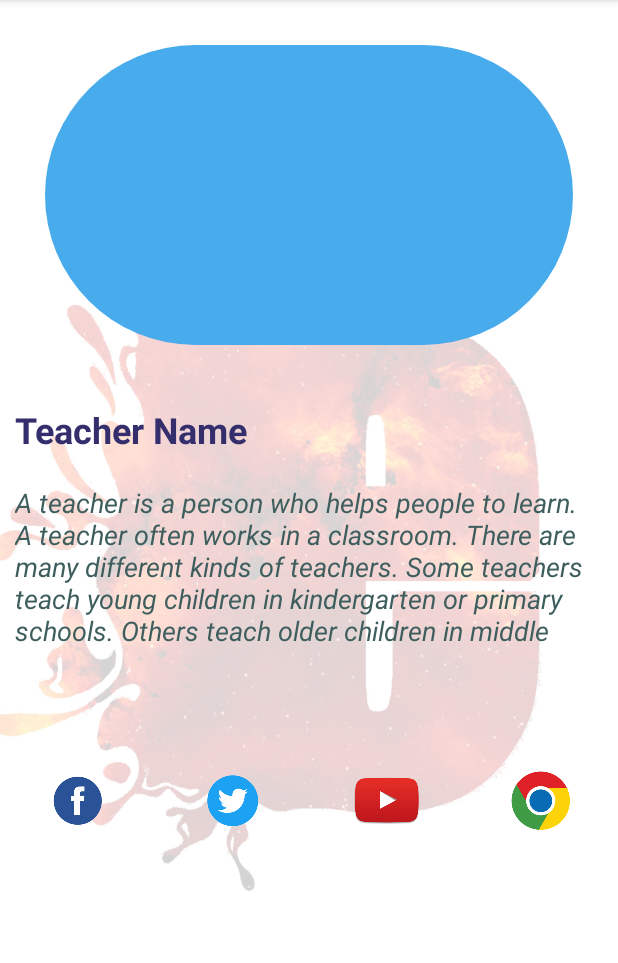
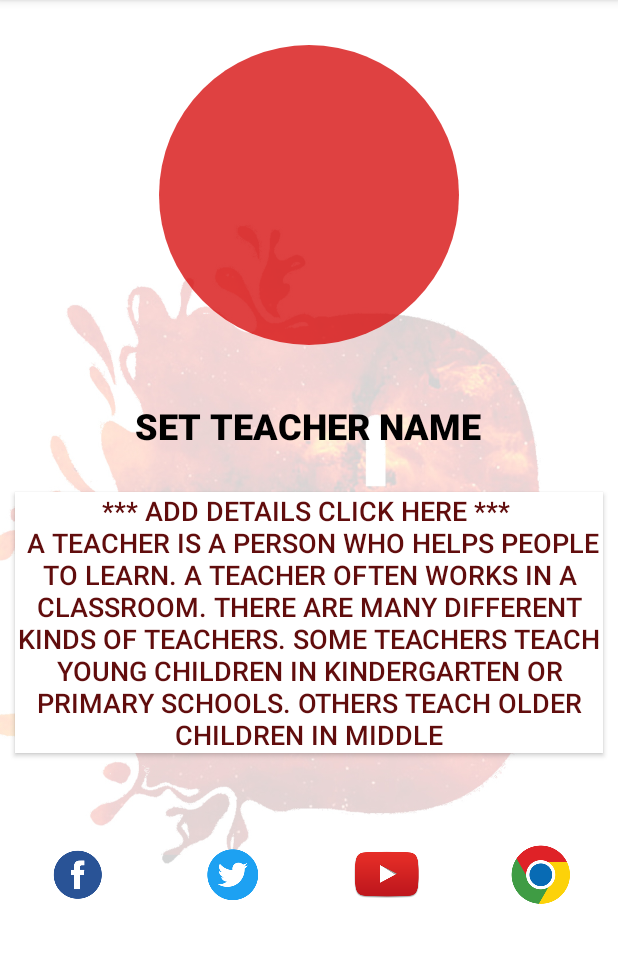
Before and after one commit to YasiruPriyadarshana/EClassKIT, an Android app: the AboutUs screen opened directly, with no data from a screen before it, on a phone screen of 412 x 824 dp, the part 84-1047 px from its top. Run offline under Robolectric (Android 15) with nearby library versions, the phone set to English and light mode, and no system bars; our stand-ins replace Firebase (no records; nobody signed in at launch, a user with empty details on screens opened directly); 6 statements that could not run were skipped.

Commit message:
Teacher Details

```diff
--- a/app/src/main/java/com/wonder/eclasskit/TeachersRegistration.java
+++ b/app/src/main/java/com/wonder/eclasskit/TeachersRegistration.java
@@ -90,7 +90,7 @@ public class TeachersRegistration extends AppCompatActivity {
                     @Override
                     public void onComplete(@NonNull Task<AuthResult> task) {
                         if (task.isSuccessful()) {
-                            Teachers teachers = new Teachers("name",email);
+                            Teachers teachers = new Teachers("SIR",email);
                             String tkey=databaseReference.push().getKey();
                             wirteFile(tkey);
                             databaseReference.child(tkey).setValue(teachers);
--- a/app/src/main/res/drawable-v24/button_states.xml
+++ b/app/src/main/res/drawable-v24/button_states.xml
@@ -3,5 +3,5 @@
     android:shape="rectangle">
 
     <solid android:color="@color/round"></solid>
-    <corners android:radius="100dp"></corners>
+    <corners android:radius="130dp"></corners>
 </shape>
--- a/app/src/main/res/layout/activity_about_us.xml
+++ b/app/src/main/res/layout/activity_about_us.xml
@@ -10,38 +10,41 @@
 
     <ImageView
         android:id="@+id/imageView"
-        android:layout_width="match_parent"
+        android:layout_width="200dp"
         android:layout_height="200dp"
+        android:layout_gravity="center"
         android:layout_margin="30dp"
         android:background="@drawable/button_states" />
 
-    <TextView
-        android:id="@+id/textView"
+    <Button
+        android:id="@+id/teacherN_btn"
+        android:layout_width="wrap_content"
+        android:layout_height="wrap_content"
+        android:layout_gravity="center"
+        android:layout_marginLeft="10dp"
+        android:layout_marginRight="10dp"
+        android:layout_marginBottom="10dp"
+        android:background="@android:color/transparent"
+        android:text="SET Teacher Name"
+        android:textColor="#000000"
+        android:textSize="24sp"
+        android:textStyle="bold" />
+
+    <Button
+        android:id="@+id/teacher_desc_btn"
         android:layout_width="match_parent"
         android:layout_height="wrap_content"
         android:layout_margin="10dp"
         android:layout_marginTop="20dp"
-        android:text="Teacher Name"
-        android:textColor="#342E6D"
-        android:textSize="24sp"
-        android:textStyle="bold" />
-
-    <TextView
-        android:id="@+id/textView2"
-        android:layout_width="match_parent"
-        android:layout_height="wrap_content"
-        android:layout_margin="10dp"
-        android:layout_marginTop="20dp"
+        android:background="#FFFFFF"
         android:text="@string/aboutusdesc"
-        android:textColor="#3D5E5D"
-        android:textSize="18sp"
-        android:textStyle="italic" />
+        android:textColor="#610D0D"
+        android:textSize="18sp" />
 
     <LinearLayout
         android:layout_width="match_parent"
         android:layout_height="wrap_content"
 
-        android:layout_marginTop="20dp"
         android:orientation="horizontal">
 
         <ImageButton
--- a/app/src/main/res/values/colors.xml
+++ b/app/src/main/res/values/colors.xml
@@ -3,7 +3,7 @@
     <color name="colorPrimary">#008577</color>
     <color name="colorPrimaryDark">#2821E8</color>
     <color name="colorAccent">#D81B60</color>
-    <color name="round">#48ABEC</color>
+    <color name="round">#BED50000</color>
     <color name="black">#000000</color>
     <color name="green">#E91BD37C</color>
     <color name="red">#D50000</color>
--- a/app/src/main/res/values/strings.xml
+++ b/app/src/main/res/values/strings.xml
@@ -4,7 +4,7 @@
 
     <!-- TODO: Remove or change this placeholder text -->
     <string name="hello_blank_fragment">Hello blank fragment</string>
-    <string name="aboutusdesc"><![CDATA[A teacher is a person who helps people to learn. A teacher often works in a classroom. There are many different kinds of teachers. Some teachers teach young children in kindergarten or primary schools. Others teach older children in middle]]></string>
+    <string name="aboutusdesc">*** ADD DETAILS CLICK HERE *** \n A teacher is a person who helps people to learn. A teacher often works in a classroom. There are many different kinds of teachers. Some teachers teach young children in kindergarten or primary schools. Others teach older children in middle</string>
     <string name="eventtitle">Seminar</string>
     <string name="eventdesc">One day is all it takes to change your results</string>
     <string name="eventtime">00 Days 00 Hours 00 Minutes 00 Seconds</string>
```
Also changed, not shown: app/src/main/java/com/wonder/eclasskit/AboutUs.java (+226 -8 lines), app/src/main/java/com/wonder/eclasskit/Object/Teachers.java (+53 -0 lines), app/src/main/res/layout/textfield.xml (added, +15 -0 lines).
